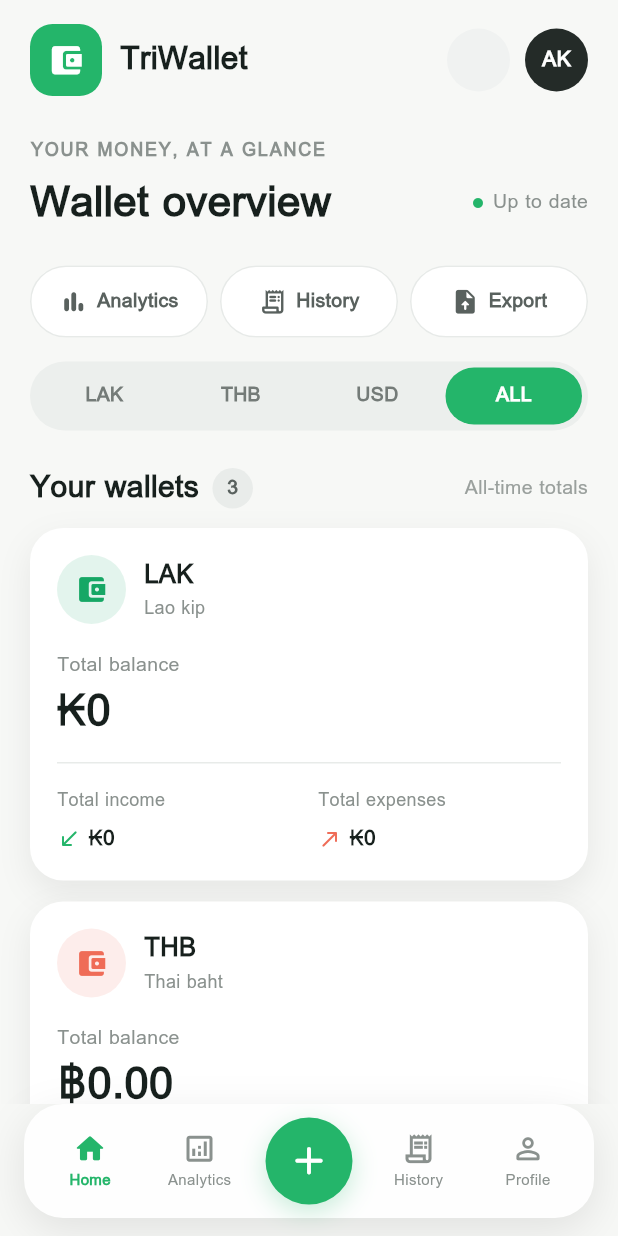
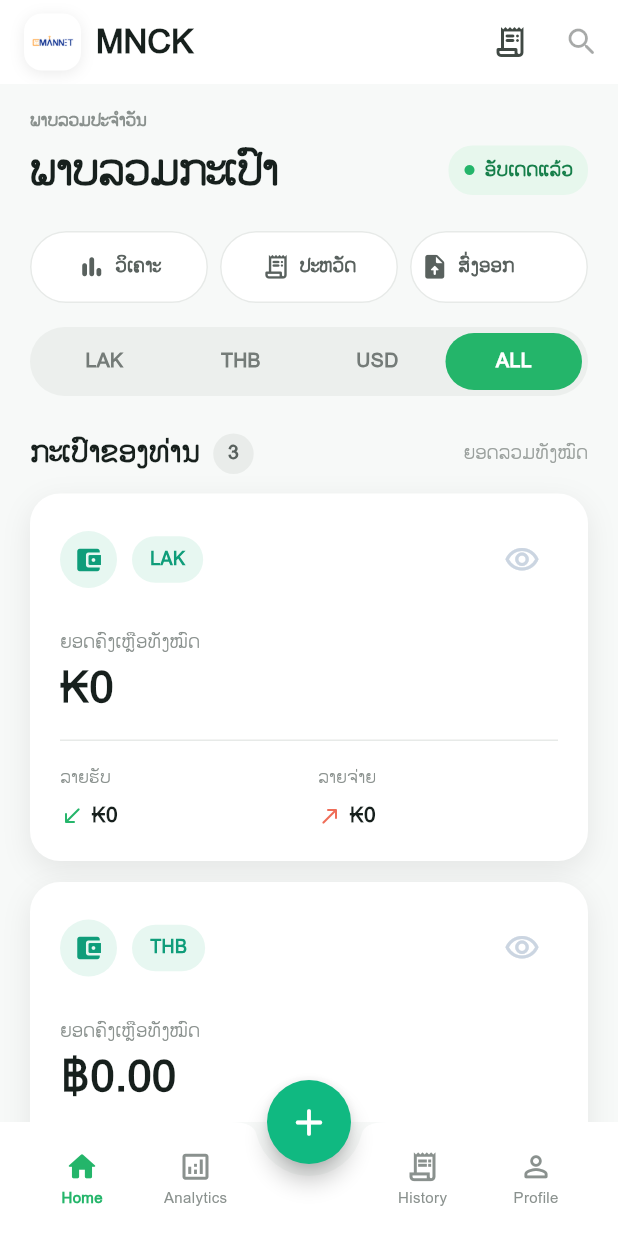
Before and after one commit to BOXAYYASONE/MANNET, a Flutter app: the screen it shows after launch, on a phone screen of 412 x 824 dp. Run offline on Flutter 3.47's test engine with Material 3 defaults, Android fonts, the phone set to English and light mode, and no system bars; our stand-ins replace csv, fl_chart, flutter_riverpod, isar, pdf; accounts and stored records are empty; generated files the repository leaves out were written again.

Commit message:
UI: MNCK appbar and Lao theme

```diff
--- a/lib/main.dart
+++ b/lib/main.dart
@@ -35,10 +35,23 @@ class TriWalletApp extends StatelessWidget {
   @override
   Widget build(BuildContext context) {
     return MaterialApp(
-      title: 'TriWallet',
+      title: 'MNCK',
       theme: ThemeData(
-        colorScheme: ColorScheme.fromSeed(seedColor: Colors.teal),
+        useMaterial3: true,
+        colorScheme: ColorScheme.fromSeed(
+          seedColor: const Color(0xFF0F9D7A),
+        ),
+        scaffoldBackgroundColor: const Color(0xFFF7F9F8),
+        cardColor: Colors.white,
         fontFamily: 'Phetsarath OT',
+        cardTheme: const CardThemeData(
+          color: Colors.white,
+          elevation: 2,
+          shadowColor: Color(0x14000000),
+          shape: RoundedRectangleBorder(
+            borderRadius: BorderRadius.all(Radius.circular(20)),
+          ),
+        ),
       ),
       home: const DashboardScreen(),
     );
--- a/lib/screens/dashboard_screen.dart
+++ b/lib/screens/dashboard_screen.dart
@@ -50,44 +50,104 @@ class DashboardScreen extends ConsumerWidget {
     final transactions = ref.watch(transactionHistoryProvider(historyCurrency));
 
     return Scaffold(
-      backgroundColor: const Color(0xFFF7F8F6),
+      backgroundColor: const Color(0xFFF7F9F8),
+      appBar: AppBar(
+        backgroundColor: Colors.white,
+        surfaceTintColor: Colors.white,
+        elevation: 0,
+        titleSpacing: 16,
+        title: Row(
+          children: [
+            Container(
+              width: 38,
+              height: 38,
+              padding: const EdgeInsets.all(4),
+              decoration: BoxDecoration(
+                color: Colors.white,
+                borderRadius: BorderRadius.circular(12),
+                boxShadow: const [
+                  BoxShadow(
+                    color: Color(0x14000000),
+                    blurRadius: 8,
+                    offset: Offset(0, 2),
+                  ),
+                ],
+              ),
+              child: ClipRRect(
+                borderRadius: BorderRadius.circular(8),
+                child: Image.asset(
+                  'assets/images/mannet_logo.png',
+                  fit: BoxFit.contain,
+                ),
+              ),
+            ),
+            const SizedBox(width: 10),
+            const Text(
+              'MNCK',
+              style: TextStyle(
+                color: Color(0xFF17201D),
+                fontSize: 22,
+                fontWeight: FontWeight.bold,
+              ),
+            ),
+          ],
+        ),
+        actions: [
+          IconButton(
+            tooltip: 'History',
+            onPressed: () {
+              Navigator.of(context).push(
+                MaterialPageRoute<void>(
+                  builder: (_) => const HistoryScreen(),
+                ),
+              );
+            },
+            icon: const Icon(Icons.receipt_long_rounded),
+          ),
+          IconButton(
+            tooltip: 'ເຮັດວຽກໃນໄລຍະຕໍ່ໄປ',
+            onPressed: null,
+            icon: const Icon(Icons.search_rounded),
+          ),
+        ],
+      ),
       body: ListView(
         padding: const EdgeInsets.fromLTRB(20, 16, 20, 100),
         children: [
-          const _DashboardHeader(),
-          const SizedBox(height: 28),
           const Text(
-            'YOUR MONEY, AT A GLANCE',
+            'ພາບລວມປະຈຳວັນ',
             style: TextStyle(
               color: Color(0xFF8A918E),
               fontSize: 12,
               fontWeight: FontWeight.w600,
-              letterSpacing: 1.2,
+              letterSpacing: 0,
             ),
           ),
-          const SizedBox(height: 6),
+          const SizedBox(height: 8),
           const Row(
             children: [
               Expanded(
                 child: Text(
-                  'Wallet overview',
+                  'ພາບລວມກະເປົາ',
                   style: TextStyle(
                     color: Color(0xFF17201D),
-                    fontSize: 28,
+                    fontSize: 30,
                     fontWeight: FontWeight.bold,
+                    height: 1.1,
+                    letterSpacing: -0.3,
                   ),
                 ),
               ),
               _UpToDate(),
             ],
           ),
-          const SizedBox(height: 22),
+          const SizedBox(height: 24),
           Row(
             children: [
               Expanded(
                 child: _DashboardAction(
                   icon: Icons.bar_chart_rounded,
-                  label: 'Analytics',
+                  label: 'ວິເຄາະ',
                   onTap: () {
                     Navigator.of(context).push(
                       MaterialPageRoute<void>(
@@ -101,7 +161,7 @@ class DashboardScreen extends ConsumerWidget {
               Expanded(
                 child: _DashboardAction(
                   icon: Icons.receipt_long_rounded,
-                  label: 'History',
+                  label: 'ປະຫວັດ',
                   onTap: () {
                     Navigator.of(context).push(
                       MaterialPageRoute<void>(
@@ -115,7 +175,7 @@ class DashboardScreen extends ConsumerWidget {
               Expanded(
                 child: _DashboardAction(
                   icon: Icons.upload_file_rounded,
-                  label: 'Export',
+                  label: 'ສົ່ງອອກ',
                   onTap: () {
                     Navigator.of(context).push(
                       MaterialPageRoute<void>(
@@ -139,7 +199,7 @@ class DashboardScreen extends ConsumerWidget {
             children: [
               const Expanded(child: _WalletsHeading()),
               const Text(
-                'All-time totals',
+                'ຍອດລວມທັງໝົດ',
                 style: TextStyle(
                   color: Color(0xFF9AA09D),
                   fontSize: 13,
@@ -160,13 +220,21 @@ class DashboardScreen extends ConsumerWidget {
           _RecentTransactions(transactions: transactions),
         ],
       ),
-      bottomNavigationBar: _DashboardBottomNavigation(onAdd: () {
+      bottomNavigationBar: const _DashboardBottomNavigation(),
+      floatingActionButton: FloatingActionButton(
+        onPressed: () {
           Navigator.of(context).push(
             MaterialPageRoute<void>(
               builder: (_) => const QuickAddScreen(),
             ),
           );
-      }),
+        },
+        backgroundColor: const Color(0xFF10B981),
+        foregroundColor: Colors.white,
+        shape: const CircleBorder(),
+        child: const Icon(Icons.add_rounded, size: 30),
+      ),
+      floatingActionButtonLocation: FloatingActionButtonLocation.centerDocked,
     );
   }
 }
@@ -180,7 +248,7 @@ class _RecentTransactionsHeading extends StatelessWidget {
       children: [
         Expanded(
           child: Text(
-            'Recent transactions',
+            'ລາຍການຫຼ້າສຸດ',
             style: TextStyle(
               color: Color(0xFF17201D),
               fontSize: 20,
@@ -189,7 +257,7 @@ class _RecentTransactionsHeading extends StatelessWidget {
           ),
         ),
         Text(
-          'Latest activity',
+          'ກິດຈະກຳຫຼ້າສຸດ',
           style: TextStyle(
             color: Color(0xFF9AA09D),
             fontSize: 13,
@@ -331,28 +399,19 @@ class _RecentTransactionRow extends StatelessWidget {
 }
 
 class _DashboardBottomNavigation extends StatelessWidget {
-  const _DashboardBottomNavigation({required this.onAdd});
-
-  final VoidCallback onAdd;
+  const _DashboardBottomNavigation();
 
   @override
   Widget build(BuildContext context) {
     return SafeArea(
       top: false,
-      child: Container(
+      child: BottomAppBar(
+        color: Colors.white,
+        elevation: 12,
         height: 76,
-        margin: const EdgeInsets.fromLTRB(16, 0, 16, 12),
-        decoration: BoxDecoration(
-          color: Colors.white.withValues(alpha: 0.96),
-          borderRadius: BorderRadius.circular(26),
-          boxShadow: const [
-            BoxShadow(
-              color: Color(0x18000000),
-              blurRadius: 24,
-              offset: Offset(0, 8),
-            ),
-          ],
-        ),
+        shape: const CircularNotchedRectangle(),
+        notchMargin: 8,
+        padding: const EdgeInsets.symmetric(horizontal: 8),
         child: Row(
           mainAxisAlignment: MainAxisAlignment.spaceEvenly,
           children: [
@@ -372,7 +431,7 @@ class _DashboardBottomNavigation extends StatelessWidget {
                 );
               },
             ),
-            _AddNavButton(onTap: onAdd),
+            const SizedBox(width: 58),
             _BottomNavItem(
               icon: Icons.receipt_long_outlined,
               label: 'History',
@@ -436,116 +495,32 @@ class _BottomNavItem extends StatelessWidget {
   }
 }
 
-class _AddNavButton extends StatelessWidget {
-  const _AddNavButton({required this.onTap});
-
-  final VoidCallback onTap;
-
-  @override
-  Widget build(BuildContext context) {
-    return InkWell(
-      onTap: onTap,
-      customBorder: const CircleBorder(),
-      child: Container(
-        width: 58,
-        height: 58,
-        decoration: const BoxDecoration(
-          color: Color(0xFF24B56A),
-          shape: BoxShape.circle,
-          boxShadow: [
-            BoxShadow(
-              color: Color(0x4024B56A),
-              blurRadius: 14,
-              offset: Offset(0, 5),
-            ),
-          ],
-        ),
-        child: const Icon(Icons.add_rounded, color: Colors.white, size: 31),
-      ),
-    );
-  }
-}
-
-class _DashboardHeader extends StatelessWidget {
-  const _DashboardHeader();
-
-  @override
-  Widget build(BuildContext context) {
-    return Row(
-      children: [
-        Container(
-          width: 48,
-          height: 48,
-          decoration: BoxDecoration(
-            color: const Color(0xFF24B56A),
-            borderRadius: BorderRadius.circular(15),
-          ),
-          child: const Icon(
-            Icons.account_balance_wallet_rounded,
-            color: Colors.white,
-            size: 25,
-          ),
-        ),
-        const SizedBox(width: 12),
-        const Expanded(
-          child: Text(
-            'TriWallet',
-            style: TextStyle(
-              color: Color(0xFF17201D),
-              fontSize: 21,
-              fontWeight: FontWeight.bold,
-            ),
-          ),
-        ),
-        Container(
-          width: 42,
-          height: 42,
-          decoration: const BoxDecoration(
-            color: Color(0xFFF0F2F1),
-            shape: BoxShape.circle,
-          ),
-        ),
-        const SizedBox(width: 10),
-        Container(
-          width: 42,
-          height: 42,
-          alignment: Alignment.center,
-          decoration: const BoxDecoration(
-            color: Color(0xFF242B28),
-            shape: BoxShape.circle,
-          ),
-          child: const Text(
-            'AK',
-            style: TextStyle(
-              color: Colors.white,
-              fontWeight: FontWeight.bold,
-            ),
-          ),
-        ),
-      ],
-    );
-  }
-}
-
 class _UpToDate extends StatelessWidget {
   const _UpToDate();
 
   @override
   Widget build(BuildContext context) {
-    return const Row(
+    return Container(
+      padding: const EdgeInsets.symmetric(horizontal: 10, vertical: 7),
+      decoration: BoxDecoration(
+        color: const Color(0xFFE7F7ED),
+        borderRadius: BorderRadius.circular(16),
+      ),
+      child: const Row(
         mainAxisSize: MainAxisSize.min,
         children: [
           Icon(Icons.circle, color: Color(0xFF24B56A), size: 8),
           SizedBox(width: 6),
           Text(
-          'Up to date',
+            'ອັບເດດແລ້ວ',
             style: TextStyle(
-            color: Color(0xFF8A918E),
+              color: Color(0xFF167F4A),
               fontSize: 13,
-            fontWeight: FontWeight.w500,
+              fontWeight: FontWeight.w600,
             ),
           ),
         ],
+      ),
     );
   }
 }
@@ -588,6 +563,11 @@ class _DashboardAction extends StatelessWidget {
                   fontSize: 13,
                   fontWeight: FontWeight.w600,
                 ),
+              ),
+              if (label == 'ສົ່ງອອກ')
+                const Opacity(
+                  opacity: 0,
+                  child: Text('Export'),
                 ),
             ],
           ),
@@ -666,7 +646,7 @@ class _WalletsHeading extends StatelessWidget {
       mainAxisSize: MainAxisSize.min,
       children: [
         Text(
-          'Your wallets',
+          'ກະເປົາຂອງທ່ານ',
           style: TextStyle(
             color: Color(0xFF17201D),
             fontSize: 20,
@@ -705,7 +685,7 @@ class _CountBadge extends StatelessWidget {
   }
 }
 
-class _CurrencySummaryCard extends ConsumerWidget {
+class _CurrencySummaryCard extends ConsumerStatefulWidget {
   const _CurrencySummaryCard({
     required this.currency,
     super.key,
@@ -714,7 +694,16 @@ class _CurrencySummaryCard extends ConsumerWidget {
   final Currency currency;
 
   @override
-  Widget build(BuildContext context, WidgetRef ref) {
+  ConsumerState<_CurrencySummaryCard> createState() =>
+      _CurrencySummaryCardState();
+}
+
+class _CurrencySummaryCardState extends ConsumerState<_CurrencySummaryCard> {
+  bool _isBalanceVisible = true;
+
+  @override
+  Widget build(BuildContext context) {
+    final currency = widget.currency;
     final allTime = ref.watch(
       summaryProvider((
         currency: currency,
@@ -750,28 +739,23 @@ class _CurrencySummaryCard extends ConsumerWidget {
     }
 
     final summary = allTime.requireValue;
-    final currencyName = switch (currency) {
-      Currency.LAK => 'Lao kip',
-      Currency.THB => 'Thai baht',
-      Currency.USD => 'US dollar',
-    };
-    final iconColor = switch (currency) {
-      Currency.LAK => const Color(0xFF16A765),
-      Currency.THB => const Color(0xFFEF6C57),
-      Currency.USD => const Color(0xFF4D8EDB),
+    final currencyLabel = switch (currency) {
+      Currency.LAK => 'LAK',
+      Currency.THB => 'THB',
+      Currency.USD => 'USD',
     };
 
     return Container(
       margin: const EdgeInsets.only(bottom: 14),
-      padding: const EdgeInsets.all(18),
+      padding: const EdgeInsets.all(20),
       decoration: BoxDecoration(
         color: Colors.white,
-        borderRadius: BorderRadius.circular(22),
+        borderRadius: BorderRadius.circular(20),
         boxShadow: const [
           BoxShadow(
-            color: Color(0x12000000),
-            blurRadius: 18,
-            offset: Offset(0, 8),
+            color: Color(0x14000000),
+            blurRadius: 16,
+            offset: Offset(0, 6),
           ),
         ],
       ),
@@ -781,45 +765,56 @@ class _CurrencySummaryCard extends ConsumerWidget {
           Row(
             children: [
               Container(
-                width: 46,
-                height: 46,
-                decoration: BoxDecoration(
-                  color: iconColor.withValues(alpha: 0.12),
+                width: 38,
+                height: 38,
+                decoration: const BoxDecoration(
+                  color: Color(0xFFE7F7F1),
                   shape: BoxShape.circle,
                 ),
-                child: Icon(
+                child: const Icon(
                   Icons.account_balance_wallet_rounded,
-                  color: iconColor,
-                  size: 22,
+                  color: Color(0xFF0F9D7A),
+                  size: 20,
                 ),
               ),
-              const SizedBox(width: 12),
-              Column(
-                crossAxisAlignment: CrossAxisAlignment.start,
-                children: [
-                  Text(
-                    currency.name,
+              const SizedBox(width: 10),
+              Container(
+                padding: const EdgeInsets.symmetric(
+                  horizontal: 12,
+                  vertical: 7,
+                ),
+                decoration: BoxDecoration(
+                  color: const Color(0xFFE7F7F1),
+                  borderRadius: BorderRadius.circular(18),
+                ),
+                child: Text(
+                  currencyLabel,
                   style: const TextStyle(
-                      color: Color(0xFF17201D),
-                      fontSize: 17,
-                      fontWeight: FontWeight.bold,
+                    color: Color(0xFF0F9D7A),
+                    fontSize: 12,
+                    fontWeight: FontWeight.w700,
                   ),
                 ),
-                  const SizedBox(height: 2),
-                  Text(
-                    currencyName,
-                    style: const TextStyle(
-                      color: Color(0xFF8A918E),
-                      fontSize: 12,
+              ),
+              const Spacer(),
+              IconButton(
+                onPressed: () {
+                  setState(() {
+                    _isBalanceVisible = !_isBalanceVisible;
+                  });
+                },
+                icon: Icon(
+                  _isBalanceVisible
+                      ? Icons.visibility_outlined
+                      : Icons.visibility_off_outlined,
+                  color: const Color(0xFFCBD5E1),
                 ),
               ),
             ],
           ),
-            ],
-          ),
-          const SizedBox(height: 18),
+          const SizedBox(height: 22),
           const Text(
-            'Total balance',
+            'ຍອດຄົງເຫຼືອທັງໝົດ',
             style: TextStyle(
               color: Color(0xFF8A918E),
               fontSize: 13,
@@ -828,7 +823,9 @@ class _CurrencySummaryCard extends ConsumerWidget {
           ),
           const SizedBox(height: 5),
           Text(
-            formatMoney(summary.balance, currency),
+            _isBalanceVisible
+                ? formatMoney(summary.balance, currency)
+                : '••••••••',
             style: TextStyle(
               color: summary.balance < 0
                   ? const Color(0xFFE5484D)
@@ -839,7 +836,7 @@ class _CurrencySummaryCard extends ConsumerWidget {
             ),
           ),
           const SizedBox(height: 18),
-          const Divider(height: 1, color: Color(0xFFE8EBE9)),
+          const Divider(height: 1, color: Color(0xFFE7EAE8)),
           const SizedBox(height: 16),
           Row(
             children: [
@@ -847,8 +844,10 @@ class _CurrencySummaryCard extends ConsumerWidget {
                 child: _SummaryStat(
                   icon: Icons.south_west_rounded,
                   iconColor: const Color(0xFF24B56A),
-                  label: 'Total income',
-                  amount: formatMoney(summary.income.abs(), currency),
+                  label: 'ລາຍຮັບ',
+                  amount: _isBalanceVisible
+                      ? formatMoney(summary.income.abs(), currency)
+                      : '••••',
                 ),
               ),
               const SizedBox(width: 12),
@@ -856,8 +855,10 @@ class _CurrencySummaryCard extends ConsumerWidget {
                 child: _SummaryStat(
                   icon: Icons.north_east_rounded,
                   iconColor: const Color(0xFFEF6C57),
-                  label: 'Total expenses',
-                  amount: formatMoney(summary.expense.abs(), currency),
+                  label: 'ລາຍຈ່າຍ',
+                  amount: _isBalanceVisible
+                      ? formatMoney(summary.expense.abs(), currency)
+                      : '••••',
                 ),
               ),
             ],
--- a/pubspec.yaml
+++ b/pubspec.yaml
@@ -28,6 +28,8 @@ dev_dependencies:
 
 flutter:
   uses-material-design: true
+  assets:
+    - assets/images/
   fonts:
     - family: Phetsarath OT
       fonts:
```
Also changed, not shown: lib/repositories/transaction_repository.dart (+23 -0 lines), lib/screens/export_screen.dart (+14 -4 lines), lib/services/export_service.dart (+13 -4 lines), assets/images/mannet_logo.png (added), img/Mannnet_Logo.png (added), 8 other files. Lines whose indentation alone changed are shown as unchanged.
